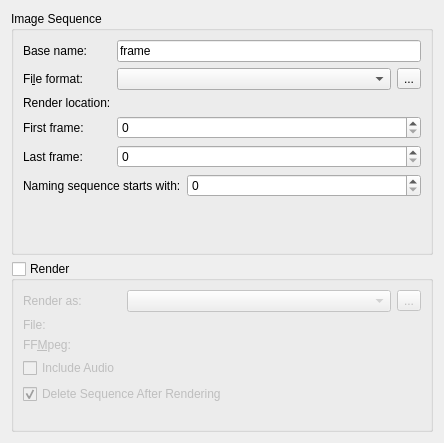
The window that plugins/extensions/animationrenderer/wdg_animationrenderer.ui (KDE/krita) describes before a commit, drawn with Qt 5.
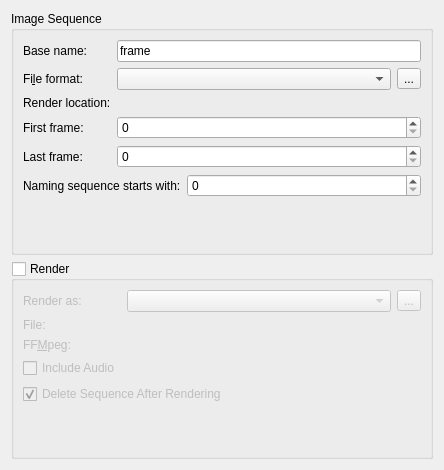
The same window after the commit. Custom widgets are drawn as their Qt base class.

Commit message:
Set the rendering range from 0..9999 by default
I have seen an animation with 1400 frames...

```diff
--- a/plugins/extensions/animationrenderer/wdg_animationrenderer.ui
+++ b/plugins/extensions/animationrenderer/wdg_animationrenderer.ui
@@ -7,7 +7,7 @@
     <x>0</x>
     <y>0</y>
     <width>444</width>
-    <height>443</height>
+    <height>470</height>
    </rect>
   </property>
   <property name="windowTitle">
```
Left out of the diff: 6 changed lines with no effect on the pictures.
